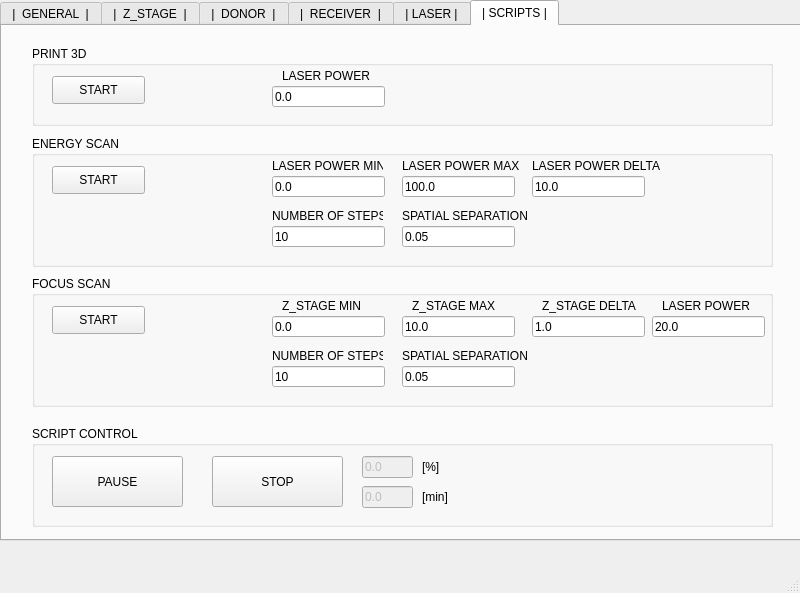
The window that Qt_interface/LIFT_GUI.ui (rp100057/UT_GUI) describes before a commit, drawn with Qt 5.
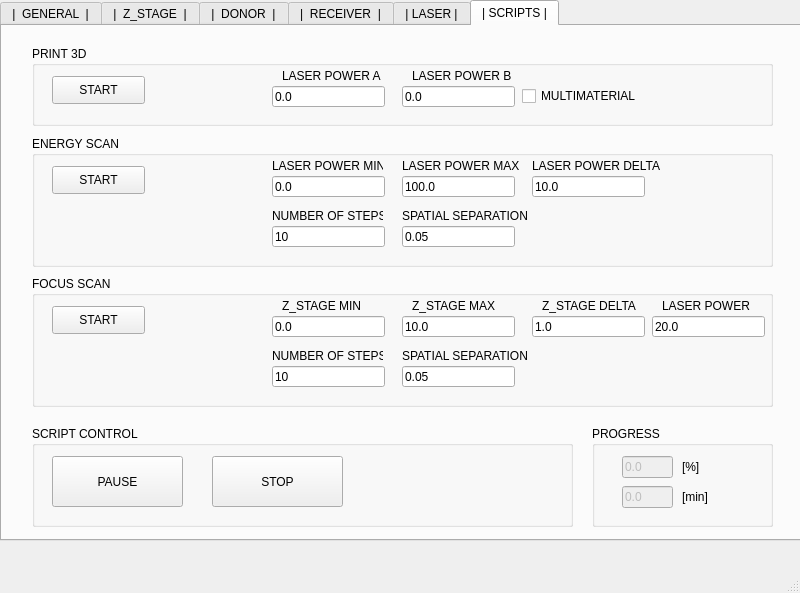
The same window after the commit. The open tabs and pages were chosen to show the change.

What changed in the file:
```diff
--- a/Qt_interface/LIFT_GUI.ui
+++ b/Qt_interface/LIFT_GUI.ui
@@ -1257,7 +1257,46 @@
         </rect>
        </property>
        <property name="text">
-        <string>LASER POWER</string>
+        <string>LASER POWER A</string>
+       </property>
+      </widget>
+      <widget class="QCheckBox" name="checkBox_super_print3D">
+       <property name="geometry">
+        <rect>
+         <x>490</x>
+         <y>40</y>
+         <width>121</width>
+         <height>20</height>
+        </rect>
+       </property>
+       <property name="text">
+        <string>MULTIMATERIAL</string>
+       </property>
+      </widget>
+      <widget class="QLineEdit" name="lineEdit_super_print3D_laserPower_2">
+       <property name="geometry">
+        <rect>
+         <x>370</x>
+         <y>40</y>
+         <width>113</width>
+         <height>21</height>
+        </rect>
+       </property>
+       <property name="text">
+        <string>0.0</string>
+       </property>
+      </widget>
+      <widget class="QLabel" name="label_18">
+       <property name="geometry">
+        <rect>
+         <x>380</x>
+         <y>20</y>
+         <width>101</width>
+         <height>20</height>
+        </rect>
+       </property>
+       <property name="text">
+        <string>LASER POWER B</string>
        </property>
       </widget>
      </widget>
@@ -1604,71 +1643,13 @@
        <rect>
         <x>30</x>
         <y>400</y>
-        <width>741</width>
+        <width>541</width>
         <height>101</height>
        </rect>
       </property>
       <property name="title">
        <string>SCRIPT CONTROL</string>
       </property>
-      <widget class="QLabel" name="label_17">
-       <property name="geometry">
-        <rect>
-         <x>390</x>
-         <y>60</y>
-         <width>53</width>
-         <height>21</height>
-        </rect>
-       </property>
-       <property name="text">
-        <string>[min]</string>
-       </property>
-      </widget>
-      <widget class="QLineEdit" name="lineEdit_super_time">
-       <property name="enabled">
-        <bool>false</bool>
-       </property>
-       <property name="geometry">
-        <rect>
-         <x>330</x>
-         <y>60</y>
-         <width>51</width>
-         <height>22</height>
-        </rect>
-       </property>
-       <property name="text">
-        <string>0.0</string>
-       </property>
-      </widget>
-      <widget class="QLineEdit" name="lineEdit_super_perc">
-       <property name="enabled">
-        <bool>false</bool>
-       </property>
-       <property name="geometry">
-        <rect>
-         <x>330</x>
-         <y>30</y>
-         <width>51</width>
-         <height>22</height>
-        </rect>
-       </property>
-       <property name="text">
-        <string>0.0</string>
-       </property>
-      </widget>
-      <widget class="QLabel" name="label_16">
-       <property name="geometry">
-        <rect>
-         <x>390</x>
-         <y>30</y>
-         <width>53</width>
-         <height>21</height>
-        </rect>
-       </property>
-       <property name="text">
-        <string>[%]</string>
-       </property>
-      </widget>
       <widget class="QPushButton" name="pushButton_super_stop">
        <property name="geometry">
         <rect>
@@ -1696,6 +1677,77 @@
        </property>
       </widget>
      </widget>
+     <widget class="QGroupBox" name="groupBox_4">
+      <property name="geometry">
+       <rect>
+        <x>590</x>
+        <y>400</y>
+        <width>181</width>
+        <height>101</height>
+       </rect>
+      </property>
+      <property name="title">
+       <string>PROGRESS</string>
+      </property>
+      <widget class="QLabel" name="label_16">
+       <property name="geometry">
+        <rect>
+         <x>90</x>
+         <y>30</y>
+         <width>53</width>
+         <height>21</height>
+        </rect>
+       </property>
+       <property name="text">
+        <string>[%]</string>
+       </property>
+      </widget>
+      <widget class="QLineEdit" name="lineEdit_super_perc">
+       <property name="enabled">
+        <bool>false</bool>
+       </property>
+       <property name="geometry">
+        <rect>
+         <x>30</x>
+         <y>30</y>
+         <width>51</width>
+         <height>22</height>
+        </rect>
+       </property>
+       <property name="text">
+        <string>0.0</string>
+       </property>
+      </widget>
+      <widget class="QLabel" name="label_17">
+       <property name="geometry">
+        <rect>
+         <x>90</x>
+         <y>60</y>
+         <width>53</width>
+         <height>21</height>
+        </rect>
+       </property>
+       <property name="text">
+        <string>[min]</string>
+       </property>
+      </widget>
+      <widget class="QLineEdit" name="lineEdit_super_time">
+       <property name="enabled">
+        <bool>false</bool>
+       </property>
+       <property name="geometry">
+        <rect>
+         <x>30</x>
+         <y>60</y>
+         <width>51</width>
+         <height>22</height>
+        </rect>
+       </property>
+       <property name="text">
+        <string>0.0</string>
+       </property>
+      </widget>
+     </widget>
     </widget>
    </widget>
   </widget>
```
